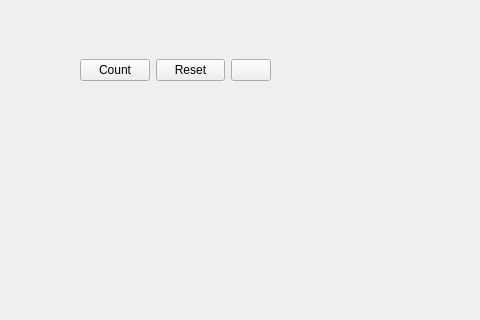
Above: Viikkoteht_7_tehtava1/Viikkoteht7_tehtava1/mainwindow.ui from RosaKeranen/OO2026Viikkopalautukset before the change; both pictures show x 0 to 480 and y 0 to 320 of the 800 by 600 pixel window. Below: the same form after it.
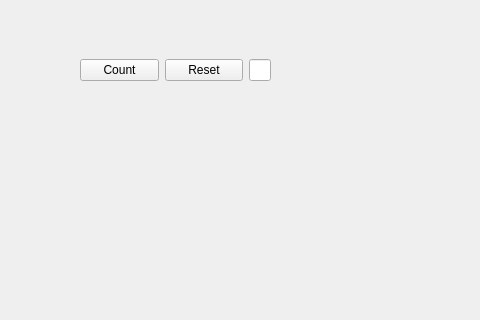
That is the form after the change.

Commit message: Week task 7, part 1 done

The edit to the form file:
```diff
--- a/Viikkoteht_7_tehtava1/Viikkoteht7_tehtava1/mainwindow.ui
+++ b/Viikkoteht_7_tehtava1/Viikkoteht7_tehtava1/mainwindow.ui
@@ -39,11 +39,7 @@
       </widget>
      </item>
      <item>
-      <widget class="QPushButton" name="LineEdit">
-       <property name="text">
-        <string/>
-       </property>
-      </widget>
+      <widget class="QLineEdit" name="lineEdit"/>
      </item>
     </layout>
    </widget>
```
The commit also changes 2 other files.
